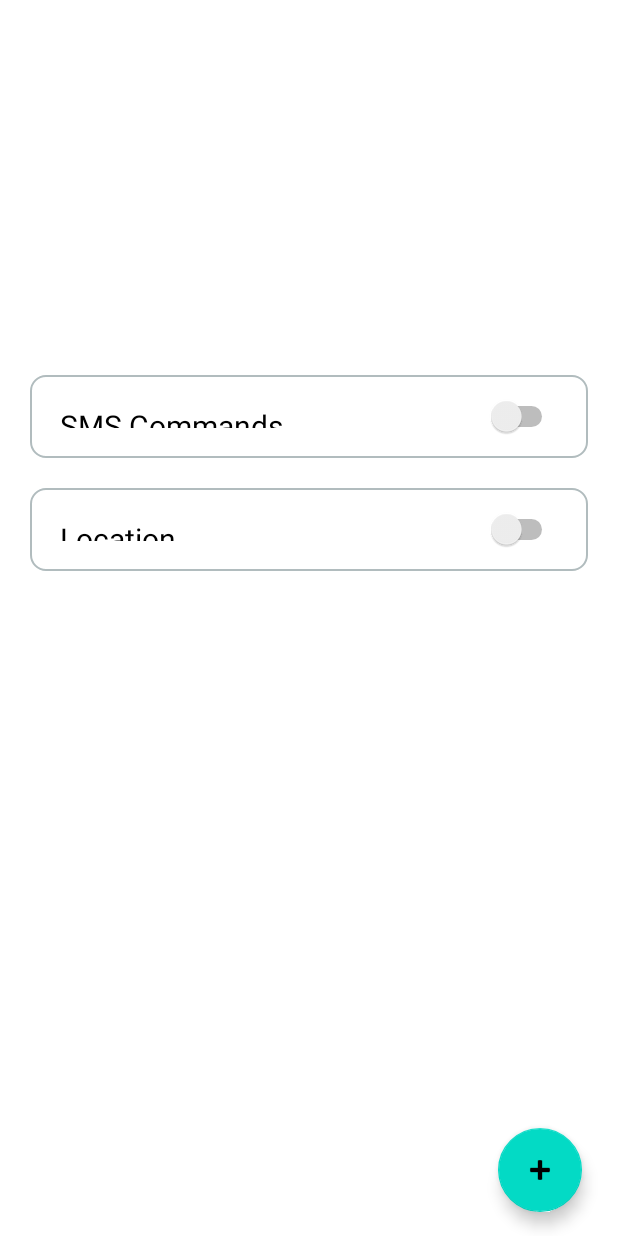
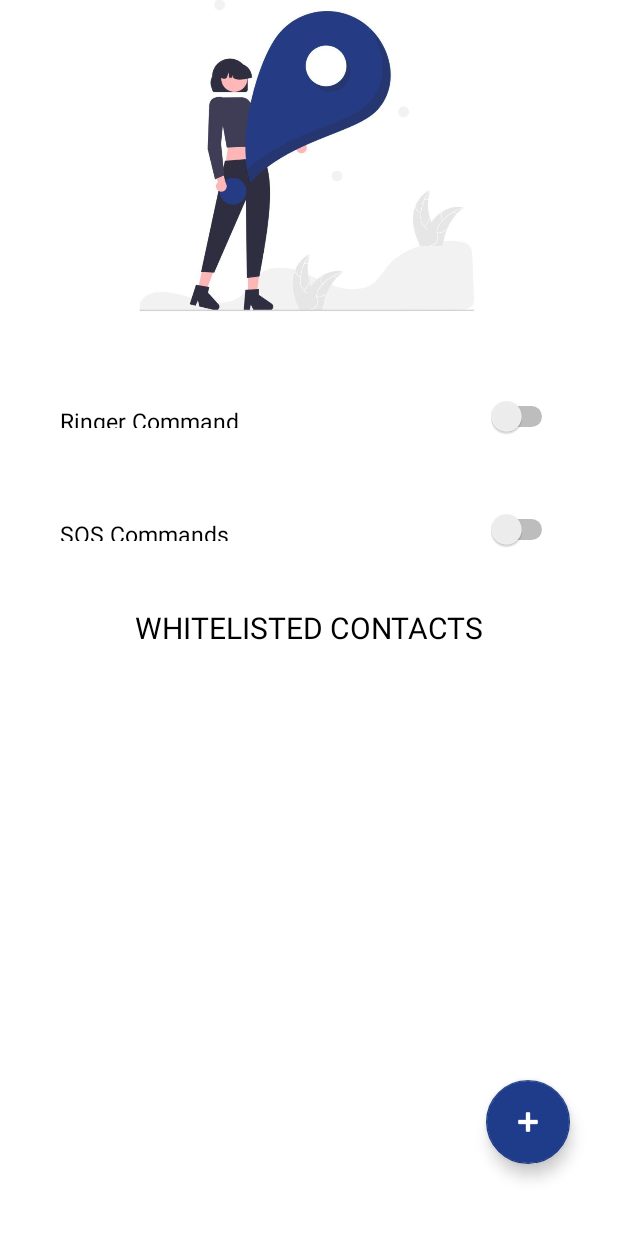
Before and after one commit to InspirusDBCE/Incognito_Inspirus2021, an Android app: the screen it shows after launch (MainActivity), on a phone screen of 412 x 824 dp. Run offline under Robolectric (Android 15) with nearby library versions, the light colour scheme and no system bars.

Commit message:
2nd commit

```diff
--- a/app/src/main/java/com/incognito/soundprofileconverter/MainActivity.java
+++ b/app/src/main/java/com/incognito/soundprofileconverter/MainActivity.java
@@ -112,7 +112,6 @@ public class MainActivity extends AppCompatActivity {
             onRequestPermissionsResult(REQUEST_CODE_ASK_PERMISSIONS, REQUIRED_SDK_PERMISSIONS,
                     grantResults);
         }
-
         requestDNDPermission();
     }
 
--- a/app/src/main/res/drawable/bg_layout.xml
+++ b/app/src/main/res/drawable/bg_layout.xml
@@ -1,6 +1,6 @@
 <?xml version="1.0" encoding="utf-8"?>
 <shape xmlns:android="http://schemas.android.com/apk/res/android">
-    <stroke android:width="1dp" android:color="#B1BCBE" />
+    <stroke android:width="0dp" android:color="#B1BCBE" />
     <corners android:radius="10dp"/>
     <padding android:left="0dp" android:top="0dp" android:right="0dp" android:bottom="0dp" />
 </shape>
--- a/app/src/main/res/layout/activity_main.xml
+++ b/app/src/main/res/layout/activity_main.xml
@@ -4,6 +4,7 @@
     xmlns:tools="http://schemas.android.com/tools"
     android:layout_width="match_parent"
     android:layout_height="match_parent"
+    android:background="@color/cardview_light_background"
     tools:context=".MainActivity">
 
     <Switch
@@ -15,9 +16,9 @@
         android:layout_marginRight="30px"
         android:background="@drawable/bg_layout"
         android:padding="30px"
-        android:text="SMS Commands"
+        android:text="Ringer Command"
         android:textColor="@color/black"
-        android:textSize="20dp"
+        android:textSize="15dp"
         app:layout_constraintBottom_toTopOf="@+id/sosSwitch"
         app:layout_constraintEnd_toEndOf="parent"
         app:layout_constraintHorizontal_bias="0.727"
@@ -33,23 +34,24 @@
         android:layout_marginRight="30px"
         android:background="@drawable/bg_layout"
         android:padding="30px"
-        android:text="Location"
+        android:text="SOS Commands"
         android:textColor="@color/black"
-        android:textSize="20dp"
+        android:textSize="15dp"
         app:layout_constraintEnd_toEndOf="parent"
-        app:layout_constraintHorizontal_bias="0.0"
+        app:layout_constraintHorizontal_bias="0.727"
         app:layout_constraintStart_toStartOf="parent"
         app:layout_constraintTop_toBottomOf="@+id/ringerSwitch" />
 
     <androidx.recyclerview.widget.RecyclerView
         android:id="@+id/whitelistedContactsView"
-        android:layout_width="381dp"
-        android:layout_height="327dp"
+        android:layout_width="409dp"
+        android:layout_height="268dp"
         android:layout_marginLeft="30px"
-        android:layout_marginTop="20dp"
-        android:layout_marginRight="30px"
+        android:layout_marginBottom="16dp"
         android:scrollbars="vertical"
+        app:layout_constraintBottom_toBottomOf="parent"
         app:layout_constraintEnd_toEndOf="parent"
+        app:layout_constraintHorizontal_bias="1.0"
         app:layout_constraintStart_toStartOf="parent"
         app:layout_constraintTop_toBottomOf="@+id/sosSwitch" />
 
@@ -57,12 +59,34 @@
         android:id="@+id/addContact"
         android:layout_width="wrap_content"
         android:layout_height="wrap_content"
-        android:layout_marginEnd="24dp"
-        android:layout_marginBottom="16dp"
+        android:layout_marginEnd="32dp"
+        android:layout_marginBottom="48dp"
         android:clickable="true"
+        android:textAlignment="center"
         app:layout_constraintBottom_toBottomOf="parent"
         app:layout_constraintEnd_toEndOf="parent"
         app:srcCompat="@android:drawable/ic_input_add" />
 
+    <ImageView
+        android:id="@+id/imageView2"
+        android:layout_width="409dp"
+        android:layout_height="210dp"
+        app:layout_constraintTop_toTopOf="parent"
+        app:srcCompat="@drawable/photo_2021_10_29_20_03_57"
+        tools:layout_editor_absoluteX="1dp" />
+
+    <TextView
+        android:id="@+id/textView"
+        android:layout_width="wrap_content"
+        android:layout_height="wrap_content"
+        android:layout_marginTop="24dp"
+        android:text="WHITELISTED CONTACTS"
+        android:textAlignment="center"
+        android:textColor="@color/black"
+        android:textSize="20dp"
+        app:layout_constraintEnd_toEndOf="parent"
+        app:layout_constraintStart_toStartOf="parent"
+        app:layout_constraintTop_toBottomOf="@+id/sosSwitch" />
+
 
 </androidx.constraintlayout.widget.ConstraintLayout>
--- a/app/src/main/res/layout/list_item.xml
+++ b/app/src/main/res/layout/list_item.xml
@@ -14,6 +14,7 @@
         android:layout_width="wrap_content"
         android:layout_height="wrap_content"
         android:text="Person Name"
+        android:textColor="@color/black"
         android:textSize="20dp"
         app:layout_constraintTop_toTopOf="parent"
         tools:layout_editor_absoluteX="7dp" />
@@ -24,6 +25,7 @@
         android:layout_height="wrap_content"
         android:text="Person Number"
         android:textSize="10dp"
+        android:textColor="@color/black"
         app:layout_constraintBottom_toBottomOf="parent"
         app:layout_constraintTop_toBottomOf="@+id/contactName"
         tools:layout_editor_absoluteX="7dp" />
@@ -33,6 +35,7 @@
         android:layout_width="wrap_content"
         android:layout_height="40dp"
         android:text="Delete"
+        android:textColor="@color/white"
         app:layout_constraintEnd_toEndOf="parent"
         tools:layout_editor_absoluteY="-1dp" />
 
--- a/app/src/main/res/values/colors.xml
+++ b/app/src/main/res/values/colors.xml
@@ -1,9 +1,9 @@
 <?xml version="1.0" encoding="utf-8"?>
 <resources>
-    <color name="purple_200">#FFBB86FC</color>
+    <color name="purple_200">#1E3C89</color>
     <color name="purple_500">#FF6200EE</color>
     <color name="purple_700">#FF3700B3</color>
-    <color name="teal_200">#FF03DAC5</color>
+    <color name="teal_200">#1E3C89</color>
     <color name="teal_700">#FF018786</color>
     <color name="black">#FF000000</color>
     <color name="white">#FFFFFFFF</color>
--- a/app/src/main/res/values/themes.xml
+++ b/app/src/main/res/values/themes.xml
@@ -2,13 +2,13 @@
     <!-- Base application theme. -->
     <style name="Theme.SoundProfileConverter" parent="Theme.MaterialComponents.DayNight.DarkActionBar">
         <!-- Primary brand color. -->
-        <item name="colorPrimary">@color/purple_500</item>
-        <item name="colorPrimaryVariant">@color/purple_700</item>
+        <item name="colorPrimary">@color/teal_200</item>
+        <item name="colorPrimaryVariant">@color/teal_200</item>
         <item name="colorOnPrimary">@color/white</item>
         <!-- Secondary brand color. -->
         <item name="colorSecondary">@color/teal_200</item>
-        <item name="colorSecondaryVariant">@color/teal_700</item>
-        <item name="colorOnSecondary">@color/black</item>
+        <item name="colorSecondaryVariant">@color/teal_200</item>
+        <item name="colorOnSecondary">@color/white</item>
         <!-- Status bar color. -->
         <item name="android:statusBarColor" tools:targetApi="l">?attr/colorPrimaryVariant</item>
         <!-- Customize your theme here. -->
```
Also changed, not shown: app/src/main/res/drawable/photo_2021_10_29_20_03_57.jpeg (added).
